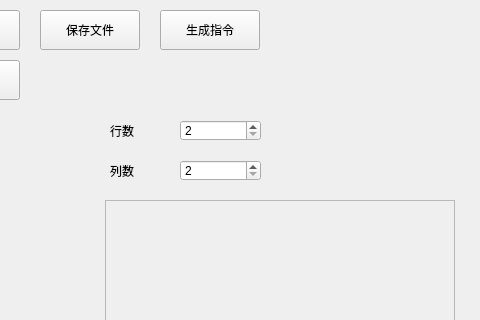
The window that BannerDesigner.ui (345ljh/MinecraftBannerDesigner) describes before a commit, drawn with Qt 5; both pictures show x 720 to 1200 and y 0 to 320 of the 1200 by 700 pixel window.
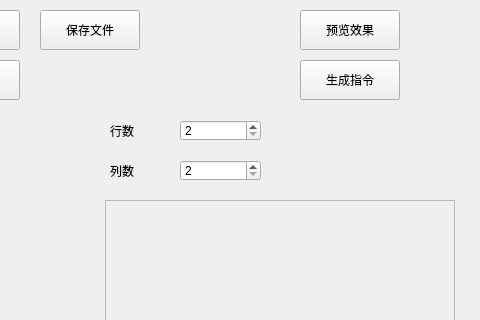
The same window after the commit.

```diff
--- a/BannerDesigner.ui
+++ b/BannerDesigner.ui
@@ -230,8 +230,8 @@
   <widget class="QPushButton" name="CommandButton">
    <property name="geometry">
     <rect>
-     <x>880</x>
-     <y>10</y>
+     <x>1020</x>
+     <y>60</y>
      <width>100</width>
      <height>40</height>
     </rect>
@@ -240,6 +240,19 @@
     <string>生成指令</string>
    </property>
   </widget>
+  <widget class="QPushButton" name="DisplayButton">
+   <property name="geometry">
+    <rect>
+     <x>1020</x>
+     <y>10</y>
+     <width>100</width>
+     <height>40</height>
+    </rect>
+   </property>
+   <property name="text">
+    <string>预览效果</string>
+   </property>
+  </widget>
  </widget>
  <resources/>
  <connections/>
```
